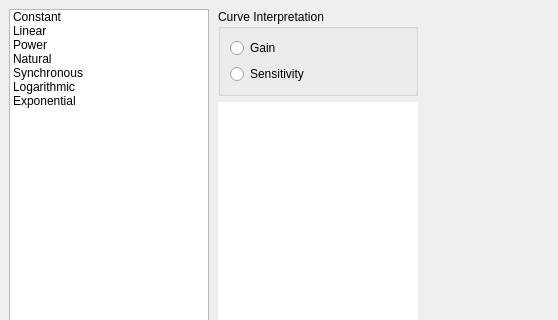
The window that src/curves/ui/qt/main_window/main_window.ui (fsecilia/curves) describes before a commit, drawn with Qt 5; both pictures show x 0 to 558 and y 0 to 320 of the 1000 by 600 pixel window.
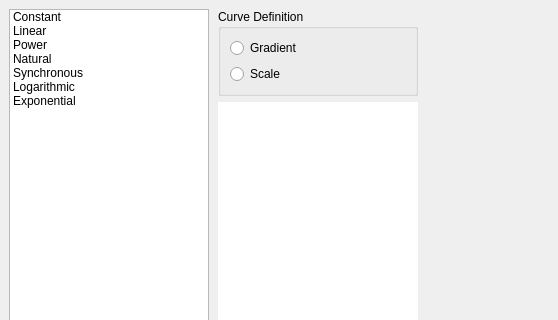
The same window after the commit. Custom widgets are drawn as their Qt base class.

Commit message:
refactor: interpretation->definition
This is a rather sweeping change to rename the enum we use to describe
how the user wants us to interpret the curve to how the user defines
the curve. Usage has been updated to reflect.

```diff
--- a/src/curves/ui/qt/main_window/main_window.ui
+++ b/src/curves/ui/qt/main_window/main_window.ui
@@ -161,20 +161,20 @@
           <item>
            <widget class="QGroupBox" name="curveInterpretationGroupBox">
             <property name="title">
-             <string>Curve Interpretation</string>
+             <string>Curve Definition</string>
             </property>
             <layout class="QVBoxLayout" name="verticalLayout_2">
              <item>
               <widget class="QRadioButton" name="curveInterpretationGainRadioButton">
                <property name="text">
-                <string>Gain</string>
+                <string>Gradient</string>
                </property>
               </widget>
              </item>
              <item>
               <widget class="QRadioButton" name="curveInterpretationSensitivityRadioButton">
                <property name="text">
-                <string>Sensitivity</string>
+                <string>Scale</string>
                </property>
               </widget>
              </item>
```
Left out of the diff: 6 changed lines with no effect on the pictures. The commit also changes 11 other files.
